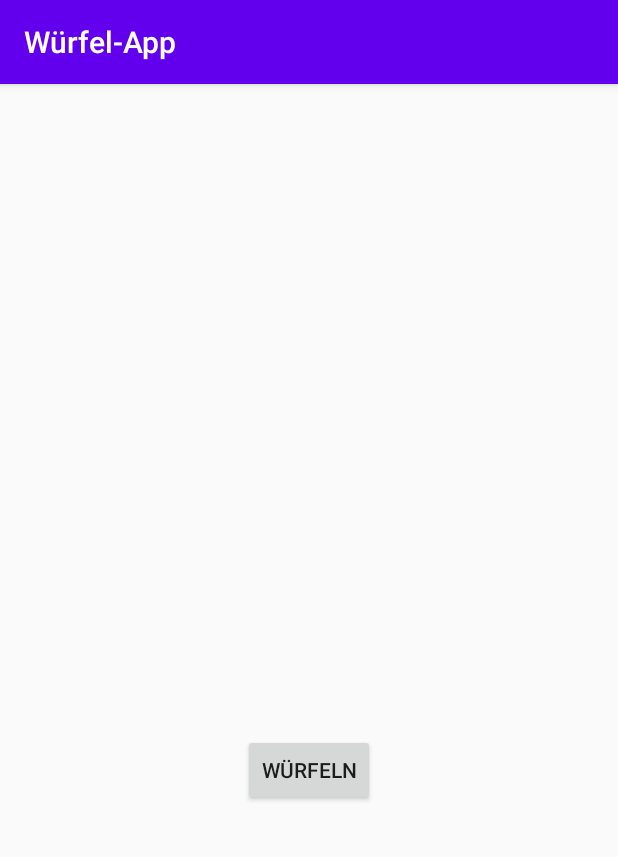
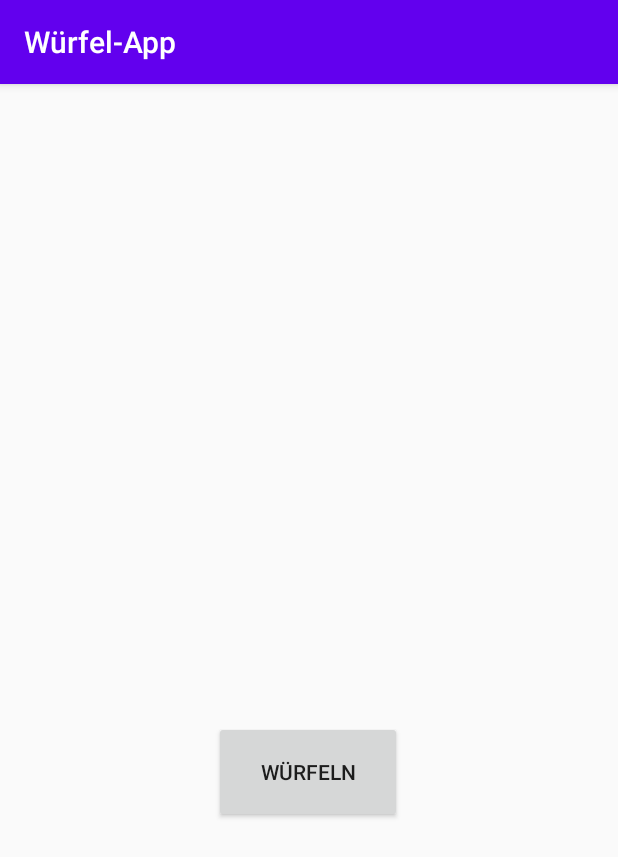
Before and after one commit to hawaiiandroid/DiceRoller, an Android app: the screen it shows after launch (MainActivity), on a phone screen of 412 x 824 dp. Shown: the top 857 px of the screen. Run offline under Robolectric (Android 15) with nearby library versions, the phone set to English and light mode, and no system bars.

Commit message:
- Knopf und Zahl wurden etwas vergrößert

```diff
--- a/app/src/main/res/layout/activity_main.xml
+++ b/app/src/main/res/layout/activity_main.xml
@@ -11,7 +11,7 @@
         android:layout_width="wrap_content"
         android:layout_height="wrap_content"
         android:fontFamily="sans-serif-black"
-        android:textSize="36sp"
+        android:textSize="60sp"
         app:layout_constraintBottom_toBottomOf="parent"
         app:layout_constraintLeft_toLeftOf="parent"
         app:layout_constraintRight_toRightOf="parent"
@@ -20,13 +20,12 @@
 
     <Button
         android:id="@+id/rollButton"
-        android:layout_width="wrap_content"
-        android:layout_height="wrap_content"
+        android:layout_width="125dp"
+        android:layout_height="68dp"
         android:text="@string/dice"
-        app:layout_constraintBottom_toBottomOf="parent"
         app:layout_constraintEnd_toEndOf="parent"
+        app:layout_constraintHorizontal_bias="0.498"
         app:layout_constraintStart_toStartOf="parent"
-        app:layout_constraintTop_toBottomOf="@+id/diceNumber"
-        app:layout_constraintVertical_bias="0.07999998" />
+        app:layout_constraintTop_toBottomOf="@+id/diceNumber" />
 
 </androidx.constraintlayout.widget.ConstraintLayout>
```
